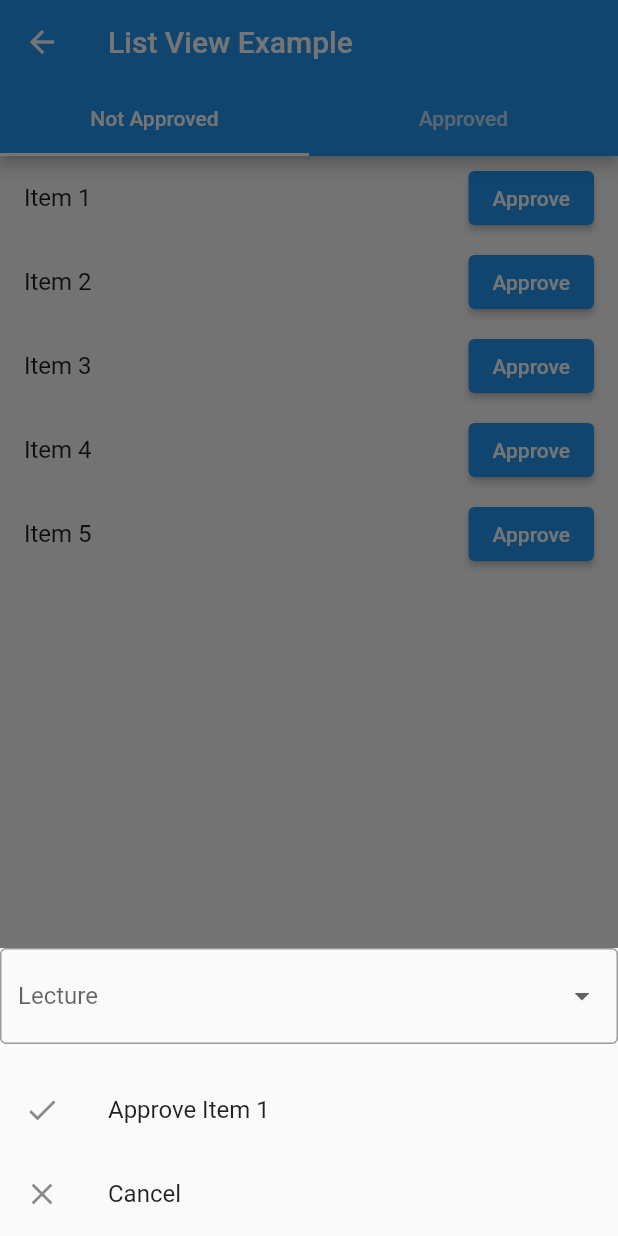
After one commit to hungfq/DDNC, a Flutter app: the MyApp screen opened directly, after a tap on "Approve", on a phone screen of 412 x 824 dp. The commit adds this screen. Run offline on Flutter 3.47's test engine with Material 2 defaults, Android fonts, the phone set to English and light mode, and no system bars; drawn by our look-alikes of pull_to_refresh; our stand-ins replace bloc_concurrency, chopper, easy_sidemenu, firebase_core, flutter_bloc, google_sign_in and 4 more; accounts and stored records are empty; generated files the repository leaves out were written again; network calls fail.

Commit message:
add approve topic

```diff
--- a/lib/ui/homepage1.dart
+++ b/lib/ui/homepage1.dart
@@ -2,6 +2,7 @@ import 'package:ddnc_new/ui/admin_page/topic_section/topic_list.dart';
 import 'package:ddnc_new/ui/admin_page/topic_section/topic_model.dart';
 import 'package:ddnc_new/ui/pages/committee.dart';
 import 'package:ddnc_new/ui/pages/schedule.dart';
+import 'package:ddnc_new/ui/pages/my_app.dart';
 import 'package:flutter/material.dart';
 import 'admin_page/user_section/user_list.dart';
 import 'package:ddnc_new/ui/admin_page/user_section/user_model.dart';
@@ -246,7 +247,7 @@ class _HomePageState extends State<HomePage> {
     TopicList(topics: topics),
     CommitteeListPage(),
     ScheduleListPage(schedules: schedules),
-    UserList(users: users3),
+    MyApp(),
     UserList(users: users3),
   ];
 
@@ -298,6 +299,11 @@ class _HomePageState extends State<HomePage> {
                 Icons.calendar_today), // or Calendar icon from another library
             label: 'Lịch đăng ký',
           ),
+          BottomNavigationBarItem(
+            icon: Icon(
+                Icons.calendar_today), // or Calendar icon from another library
+            label: 'Phê duyệt phản biện',
+          ),
         ],
         currentIndex: _selectedIndex,
         onTap: _onItemTapped,
--- /dev/null
+++ b/lib/ui/pages/my_app.dart
@@ -0,0 +1,119 @@
+import 'package:flutter/material.dart';
+
+class MyApp extends StatefulWidget {
+  @override
+  _MyAppState createState() => _MyAppState();
+}
+
+class _MyAppState extends State<MyApp> {
+  List<String> _itemsNotApproved = [
+    'Item 1',
+    'Item 2',
+    'Item 3',
+    'Item 4',
+    'Item 5',
+  ];
+
+  List<String> _itemsApproved = [];
+  String _lectureId = '';
+
+  @override
+  Widget build(BuildContext context) {
+    return DefaultTabController(
+      length: 2,
+      child: Scaffold(
+        appBar: AppBar(
+          title: Text('List View Example'),
+          bottom: TabBar(
+            tabs: [
+              Tab(text: 'Not Approved'),
+              Tab(text: 'Approved'),
+            ],
+          ),
+        ),
+        body: TabBarView(
+          children: [
+            ListView.builder(
+              itemCount: _itemsNotApproved.length,
+              itemBuilder: (context, index) {
+                return ListTile(
+                  title: Text(_itemsNotApproved[index]),
+                  trailing: ElevatedButton(
+                    child: Text('Approve'),
+                    onPressed: () {
+                      _showModal(context, _itemsNotApproved[index]);
+                    },
+                  ),
+                );
+              },
+            ),
+            ListView.builder(
+              itemCount: _itemsApproved.length,
+              itemBuilder: (context, index) {
+                return ListTile(
+                  title: Text(_itemsApproved[index]),
+                );
+              },
+            ),
+          ],
+        ),
+      ),
+    );
+  }
+
+  void _showModal(BuildContext context, String item) {
+    showModalBottomSheet(
+      context: context,
+      builder: (BuildContext context) {
+        return Column(
+          mainAxisSize: MainAxisSize.min,
+          children: [
+            DropdownButtonFormField<String>(
+              value: _lectureId,
+              decoration: InputDecoration(
+                labelText: 'Lecture',
+                border: OutlineInputBorder(),
+              ),
+              items: ['1', '2', '3', '4', '5']
+                  .map((value) => DropdownMenuItem<String>(
+                        value: value,
+                        child: Text('Lecture $value'),
+                      ))
+                  .toList(),
+              onChanged: (value) {
+                setState(() {
+                  _lectureId = value!;
+                });
+              },
+              validator: (value) {
+                if (value == null) {
+                  return 'Please select a lecture';
+                }
+                return null;
+              },
+            ),
+            SizedBox(height: 16.0),
+            ListTile(
+              leading: Icon(Icons.check),
+              title: Text('Approve $item'),
+              onTap: () {
+                setState(() {
+                  _itemsNotApproved.remove(item);
+                  _itemsApproved.add(item);
+                });
+                Navigator.pop(context);
+              },
+            ),
+            ListTile(
+              leading: Icon(Icons.close),
+              title: Text('Cancel'),
+              onTap: () {
+                Navigator.pop(context);
+              },
+            ),
+          ],
+        );
+      },
+    );
+  }
+}
```
